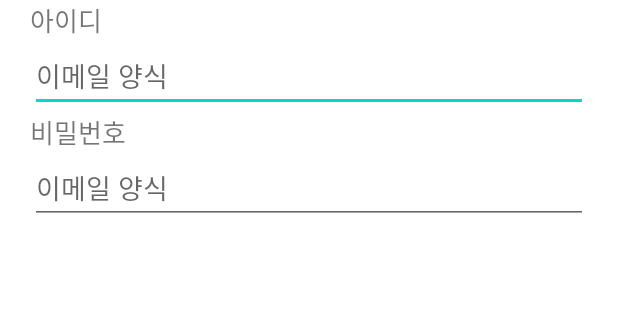
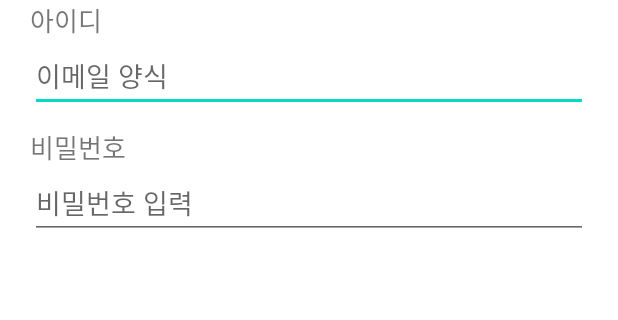
Before and after one commit to hyeba/LogoTest_20210306, an Android app: the screen it shows after launch (MainActivity), on a phone screen of 412 x 824 dp, the part 294-614 px from its top. Run offline under Robolectric (Android 15) with nearby library versions, the phone set to English and light mode, and no system bars.

Commit message:
아이디/비밀번호 입력칸 작성

```diff
--- a/app/src/main/res/layout/activity_main.xml
+++ b/app/src/main/res/layout/activity_main.xml
@@ -38,13 +38,14 @@
         android:layout_width="wrap_content"
         android:layout_height="wrap_content"
         android:text="비밀번호"
+        android:layout_marginTop="10dp"
         android:textSize="17sp"/>
 
     <EditText
         android:layout_width="match_parent"
         android:layout_height="wrap_content"
-        android:inputType="textEmailAddress"
-        android:hint="이메일 양식" />
+        android:inputType="textPassword"
+        android:hint="비밀번호 입력" />
 
 
 
```
